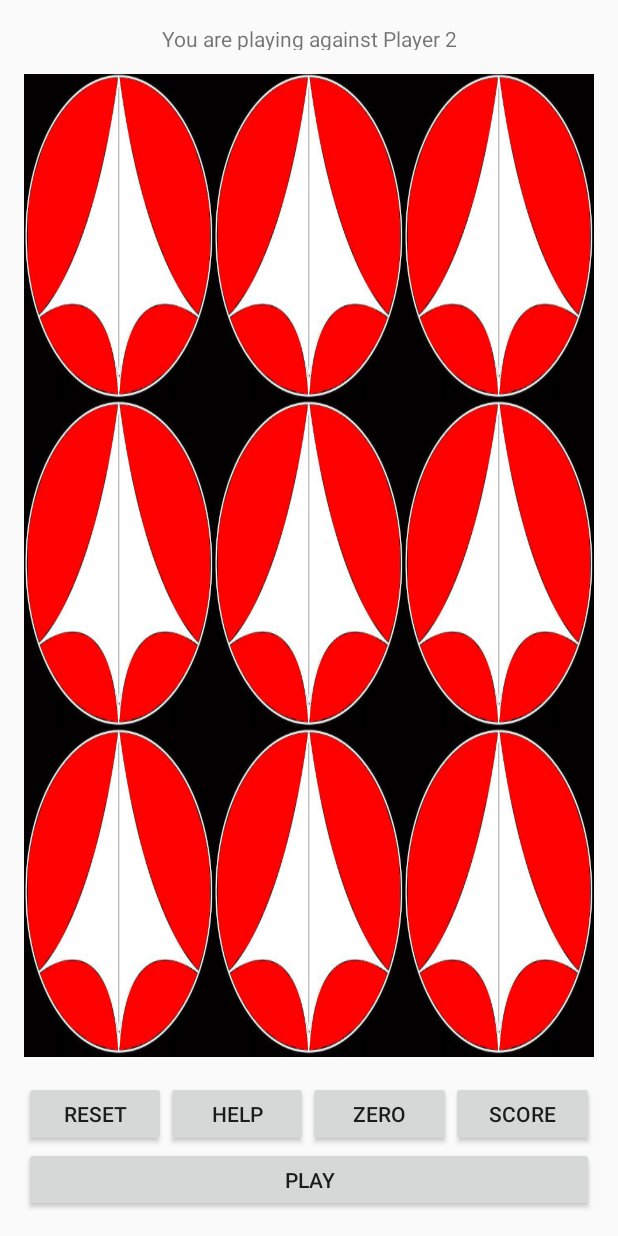
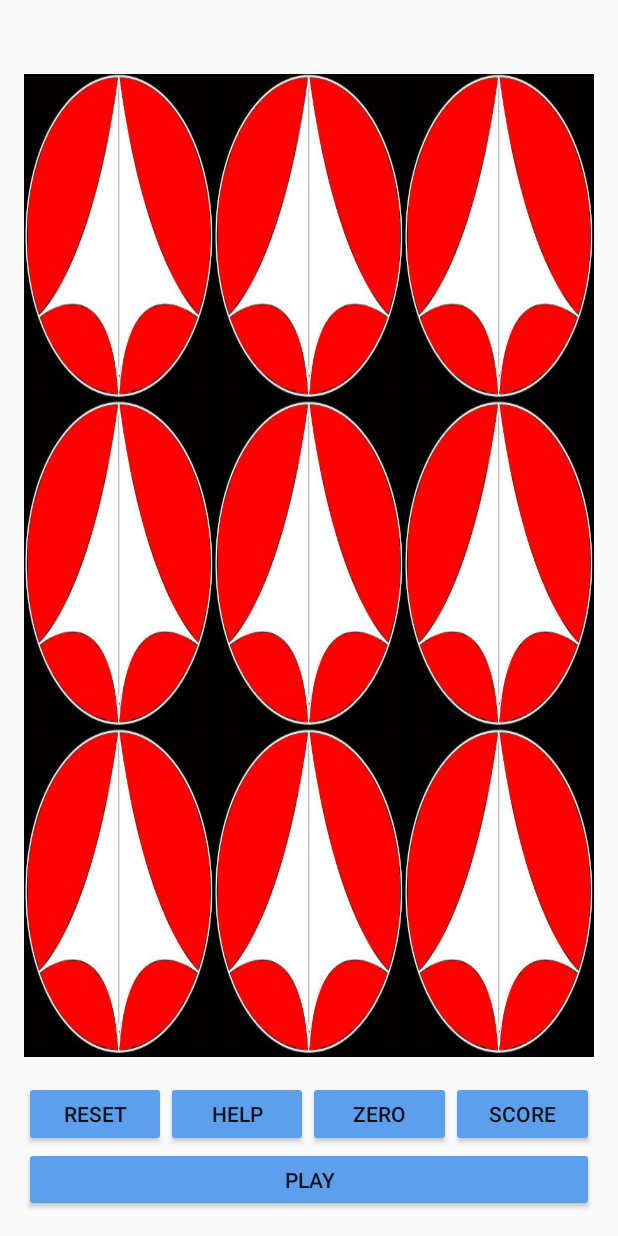
Before and after one commit to thaivuN/TicTacToeAndroid, an Android app: the layout activity_main.xml on its own in the app's theme, with its tools: preview values and no code run, on a phone screen of 412 x 824 dp. Run offline under Robolectric (Android 15) with nearby library versions, the phone set to English and light mode, and no system bars.

Commit message:
Updated Layout

```diff
--- a/app/src/main/AndroidManifest.xml
+++ b/app/src/main/AndroidManifest.xml
@@ -8,7 +8,8 @@
         android:label="@string/app_name"
         android:supportsRtl="true"
         android:theme="@style/AppTheme">
-        <activity android:name=".MainActivity">
+        <activity android:name=".MainActivity"
+            android:label="@string/title_main">
             <intent-filter>
                 <action android:name="android.intent.action.MAIN" />
 
--- a/app/src/main/res/layout-land/activity_main.xml
+++ b/app/src/main/res/layout-land/activity_main.xml
@@ -139,7 +139,8 @@
                 android:layout_height="wrap_content"
                 android:layout_weight="1"
                 android:text="@string/reset"
-                android:onClick="resetGame"/>
+                android:onClick="resetGame"
+                android:backgroundTint="@color/btn_color"/>
 
             <Button
                 android:id="@+id/help"
@@ -147,7 +148,8 @@
                 android:layout_height="wrap_content"
                 android:layout_weight="1"
                 android:text="@string/help"
-                android:onClick="launchHelp"/>
+                android:onClick="launchHelp"
+                android:backgroundTint="@color/btn_color"/>
 
             <Button
                 android:id="@+id/zero"
@@ -155,14 +157,16 @@
                 android:layout_height="wrap_content"
                 android:layout_weight="1"
                 android:text="@string/zero"
-                android:onClick="zeroCounters"/>
+                android:onClick="zeroCounters"
+                android:backgroundTint="@color/btn_color"/>
             <Button
                 android:id="@+id/score"
                 android:layout_width="wrap_content"
                 android:layout_height="wrap_content"
                 android:layout_weight="1"
                 android:text="@string/score"
-                android:onClick="launchScore"/>
+                android:onClick="launchScore"
+                android:backgroundTint="@color/btn_color"/>
 
             <Button
                 android:id="@+id/play"
@@ -170,7 +174,8 @@
                 android:layout_height="wrap_content"
                 android:text="@string/play"
                 android:layout_weight="1"
-                android:onClick="onPlayGame"/>
+                android:onClick="onPlayGame"
+                android:backgroundTint="@color/btn_color"/>
 
         </LinearLayout>
 
--- a/app/src/main/res/layout/activity_main.xml
+++ b/app/src/main/res/layout/activity_main.xml
@@ -16,7 +16,6 @@
         android:layout_height="wrap_content"
         android:layout_weight="0.25"
         android:layout_marginBottom="@dimen/activity_vertical_margin"
-        android:text="@string/descriptPlay"
         android:gravity="center"
 
         />
@@ -136,7 +135,8 @@
                 android:layout_height="wrap_content"
                 android:layout_weight="1"
                 android:text="@string/reset"
-                android:onClick="resetGame" />
+                android:onClick="resetGame"
+                android:backgroundTint="@color/btn_color"/>
 
             <Button
                 android:id="@+id/help"
@@ -145,6 +145,7 @@
                 android:layout_weight="1"
                 android:text="@string/help"
                 android:onClick="launchHelp"
+                android:backgroundTint="@color/btn_color"
                 />
 
             <Button
@@ -153,14 +154,16 @@
                 android:layout_height="wrap_content"
                 android:layout_weight="1"
                 android:text="@string/zero"
-                android:onClick="zeroCounters"/>
+                android:onClick="zeroCounters"
+                android:backgroundTint="@color/btn_color"/>
             <Button
                 android:id="@+id/score"
                 android:layout_width="0dp"
                 android:layout_height="wrap_content"
                 android:layout_weight="1"
                 android:text="@string/score"
-                android:onClick="launchScore"/>
+                android:onClick="launchScore"
+                android:backgroundTint="@color/btn_color"/>
 
 
 
@@ -177,7 +180,8 @@
                 android:layout_height="wrap_content"
                 android:layout_weight="1"
                 android:text="@string/play"
-                android:onClick="onPlayGame"/>
+                android:onClick="onPlayGame"
+                android:backgroundTint="@color/btn_color"/>
 
         </LinearLayout>
 
--- a/app/src/main/res/values/colors.xml
+++ b/app/src/main/res/values/colors.xml
@@ -3,5 +3,7 @@
     <color name="colorPrimary">#E91E63</color>
     <color name="colorPrimaryDark">#C2185B</color>
     <color name="colorAccent">#FF5722</color>
+    <color name="btn_color">#5d9eed</color>
+    <color name="btn_border">#080808</color>
 
 </resources>
```
